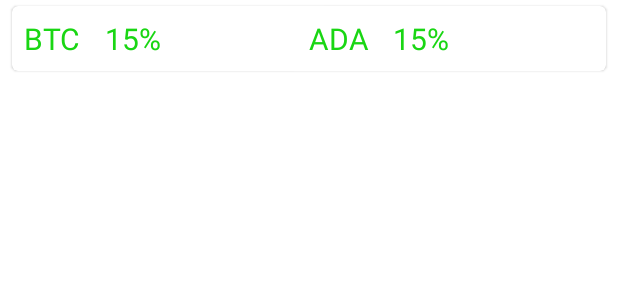
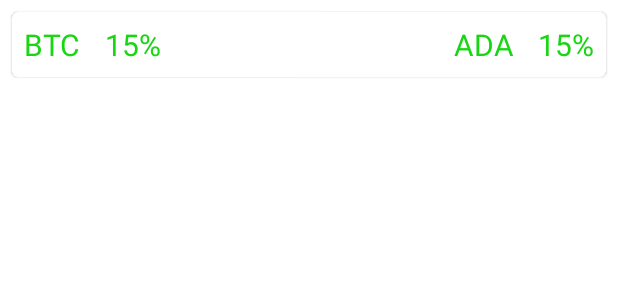
Before and after one commit to TimSta82/coinOracle, an Android app: the layout list_item_correlation.xml on its own in the app's theme, with its tools: preview values and no code run, on a phone screen of 412 x 824 dp. Shown: the top 300 px of the screen. Run offline under Robolectric (Android 15) with nearby library versions, the phone set to English and light mode, and no system bars; network calls fail; Roboto replaces fonts that are not available here.

Commit message:
portfolio: Get correlations and display them

```diff
--- a/app/src/main/java/de/timbo/coinOracle/database/dao/AssetsDao.kt
+++ b/app/src/main/java/de/timbo/coinOracle/database/dao/AssetsDao.kt
@@ -11,4 +11,7 @@ abstract class AssetsDao : BaseDao<AssetEntity>() {
     @Query("SELECT * FROM AssetEntity")
     abstract fun watchAll(): Flow<List<AssetEntity>>
 
+    @Query("SELECT * FROM AssetEntity WHERE id IN (:ids)")
+    abstract suspend fun getAssetsByIds(ids: List<String>): List<AssetEntity>
+
 }
--- a/app/src/main/java/de/timbo/coinOracle/injection/UseCaseModule.kt
+++ b/app/src/main/java/de/timbo/coinOracle/injection/UseCaseModule.kt
@@ -11,6 +11,7 @@ val useCaseModule = module {
     single { GetAssetHistoryUseCase() }
     single { SaveAssetsUseCase() }
     single { WatchAssetsFromDbUseCase() }
+    single { GetAssetsByIdsFromDbUseCase() }
 
     single { BuyAssetUseCase() }
     single { SellAssetUseCase() }
--- /dev/null
+++ b/app/src/main/java/de/timbo/coinOracle/model/CorrelatingAssets.kt
@@ -0,0 +1,6 @@
+package de.timbo.coinOracle.model
+
+data class CorrelatingAssets(
+    val winnerAsset: Asset,
+    val loserAsset: Asset
+)
--- a/app/src/main/java/de/timbo/coinOracle/repositories/AssetsRepository.kt
+++ b/app/src/main/java/de/timbo/coinOracle/repositories/AssetsRepository.kt
@@ -22,4 +22,6 @@ class AssetsRepository : BaseRepository() {
     }
 
     fun watchAllAssets(): Flow<List<AssetEntity>> = assetDao.watchAll()
+
+    suspend fun getAssetsByIdsFromDb(assetIds: List<String>) = assetDao.getAssetsByIds(assetIds)
 }
--- a/app/src/main/java/de/timbo/coinOracle/repositories/CorrelationRepository.kt
+++ b/app/src/main/java/de/timbo/coinOracle/repositories/CorrelationRepository.kt
@@ -1,7 +1,6 @@
 package de.timbo.coinOracle.repositories
 
 import de.timbo.coinOracle.database.dao.CorrelationDao
-import de.timbo.coinOracle.database.model.AssetEntity
 import de.timbo.coinOracle.database.model.CorrelationEntity
 import kotlinx.coroutines.flow.Flow
 import kotlinx.coroutines.launch
--- a/app/src/main/java/de/timbo/coinOracle/usecases/CalculateAssetsAntiCorrelationUseCase.kt
+++ b/app/src/main/java/de/timbo/coinOracle/usecases/CalculateAssetsAntiCorrelationUseCase.kt
@@ -44,8 +44,8 @@ class CalculateAssetsAntiCorrelationUseCase : BaseUseCase() {
             Logger.debug("cors: size: $size")
             antiCorrelations.add(
                 CorrelationEntity(
-                    winnerAsset = winnerAssets[i],
-                    loserAsset = loserAssets[i]
+                    winnerAssetId = winnerAssets[i].id,
+                    loserAssetId = loserAssets[i].id
                 )
             )
         }
--- a/app/src/main/res/layout/fragment_correlation.xml
+++ b/app/src/main/res/layout/fragment_correlation.xml
@@ -8,12 +8,14 @@
 
     <androidx.recyclerview.widget.RecyclerView
         android:id="@+id/correlation_Rv"
+        android:padding="@dimen/one_grid_unit"
         android:layout_width="0dp"
         android:layout_height="0dp"
-
+        app:layoutManager="androidx.recyclerview.widget.LinearLayoutManager"
         app:layout_constraintBottom_toBottomOf="parent"
         app:layout_constraintEnd_toEndOf="parent"
         app:layout_constraintStart_toStartOf="parent"
-        app:layout_constraintTop_toTopOf="parent" />
+        app:layout_constraintTop_toTopOf="parent"
+        tools:listitem="@layout/list_item_correlation" />
 
 </androidx.constraintlayout.widget.ConstraintLayout>
--- a/app/src/main/res/layout/list_item_correlation.xml
+++ b/app/src/main/res/layout/list_item_correlation.xml
@@ -5,71 +5,51 @@
     android:layout_width="match_parent"
     android:layout_height="wrap_content"
     android:layout_marginStart="@dimen/one_grid_unit"
-    android:layout_marginTop="@dimen/half_grid_unit"
+    android:layout_marginTop="@dimen/one_grid_unit"
     android:layout_marginEnd="@dimen/one_grid_unit"
-    android:layout_marginBottom="@dimen/half_grid_unit"
+    android:layout_marginBottom="@dimen/one_grid_unit"
     android:elevation="@dimen/half_grid_unit"
     app:cardCornerRadius="@dimen/half_grid_unit">
 
-    <androidx.constraintlayout.widget.ConstraintLayout
+    <RelativeLayout
+        android:padding="@dimen/one_grid_unit"
         android:layout_width="match_parent"
-        android:layout_height="wrap_content"
-        android:padding="@dimen/one_grid_unit">
+        android:layout_height="wrap_content">
 
         <TextView
             android:id="@+id/item_winner_symbol_Tv"
             style="@style/Text.ListItem"
             android:layout_width="wrap_content"
             android:layout_height="wrap_content"
-            app:layout_constraintBottom_toBottomOf="parent"
-            app:layout_constraintStart_toStartOf="parent"
-            app:layout_constraintTop_toTopOf="parent"
+            android:layout_alignParentStart="true"
             tools:text="BTC" />
 
         <TextView
             android:id="@+id/item_winner_percentage_Tv"
             style="@style/Text.ListItem"
-            android:layout_width="0dp"
+            android:layout_width="wrap_content"
             android:layout_height="wrap_content"
             android:layout_marginStart="@dimen/two_grid_unit"
-            app:layout_constraintBottom_toBottomOf="parent"
-            app:layout_constraintEnd_toStartOf="@+id/guideline"
-            app:layout_constraintStart_toEndOf="@+id/item_winner_symbol_Tv"
-            app:layout_constraintTop_toTopOf="parent"
+            android:layout_toEndOf="@id/item_winner_symbol_Tv"
             tools:text="15%" />
 
-        <androidx.constraintlayout.widget.Guideline
-            android:id="@+id/guideline"
-            android:layout_width="1dp"
+        <TextView
+            android:id="@+id/item_loser_percentage_Tv"
+            style="@style/Text.ListItem"
+            android:layout_width="wrap_content"
             android:layout_height="wrap_content"
-            app:layout_constraintTop_toTopOf="parent"
-            app:layout_constraintBottom_toBottomOf="parent"
-            android:orientation="vertical"
-            app:layout_constraintGuide_percent="0.5" />
+            android:layout_alignParentEnd="true"
+            tools:text="15%" />
 
         <TextView
             android:id="@+id/item_loser_symbol_Tv"
             style="@style/Text.ListItem"
-            android:layout_width="0dp"
+            android:layout_width="wrap_content"
             android:layout_height="wrap_content"
-            android:gravity="start"
-            app:layout_constraintBottom_toBottomOf="parent"
-            app:layout_constraintStart_toStartOf="@+id/guideline"
-            app:layout_constraintTop_toTopOf="parent"
+            android:layout_marginEnd="@dimen/two_grid_unit"
+            android:layout_toStartOf="@id/item_loser_percentage_Tv"
             tools:text="ADA" />
 
-        <TextView
-            android:id="@+id/item_loser_percentage_Tv"
-            style="@style/Text.ListItem"
-            android:layout_width="0dp"
-            android:layout_marginStart="@dimen/two_grid_unit"
-            android:layout_height="wrap_content"
-            app:layout_constraintBottom_toBottomOf="parent"
-            app:layout_constraintEnd_toEndOf="parent"
-            app:layout_constraintStart_toEndOf="@+id/item_loser_symbol_Tv"
-            app:layout_constraintTop_toTopOf="parent"
-            tools:text="15%" />
-
-    </androidx.constraintlayout.widget.ConstraintLayout>
+    </RelativeLayout>
 
 </com.google.android.material.card.MaterialCardView>
```
Also changed, not shown: app/src/main/java/de/timbo/coinOracle/database/model/CorrelationEntity.kt (+6 -7 lines), app/src/main/java/de/timbo/coinOracle/extensions/PrimitiveExtensions.kt (+8 -0 lines), app/src/main/java/de/timbo/coinOracle/ui/correlation/CorrelationAdapter.kt (+15 -12 lines), app/src/main/java/de/timbo/coinOracle/ui/correlation/CorrelationFragment.kt (+8 -6 lines), app/src/main/java/de/timbo/coinOracle/ui/correlation/CorrelationViewModel.kt (+28 -6 lines), app/src/main/java/de/timbo/coinOracle/usecases/GetAssetsByIdsFromDbUseCase.kt (added, +38 -0 lines).
